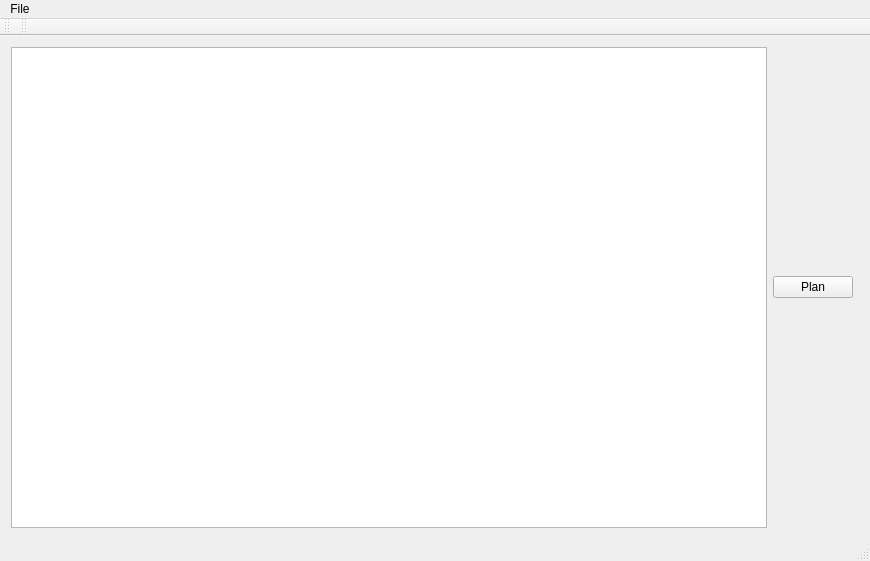
The window that pathplanningdemonstrator.ui (TangHa0/PPD) describes before a commit, drawn with Qt 5.
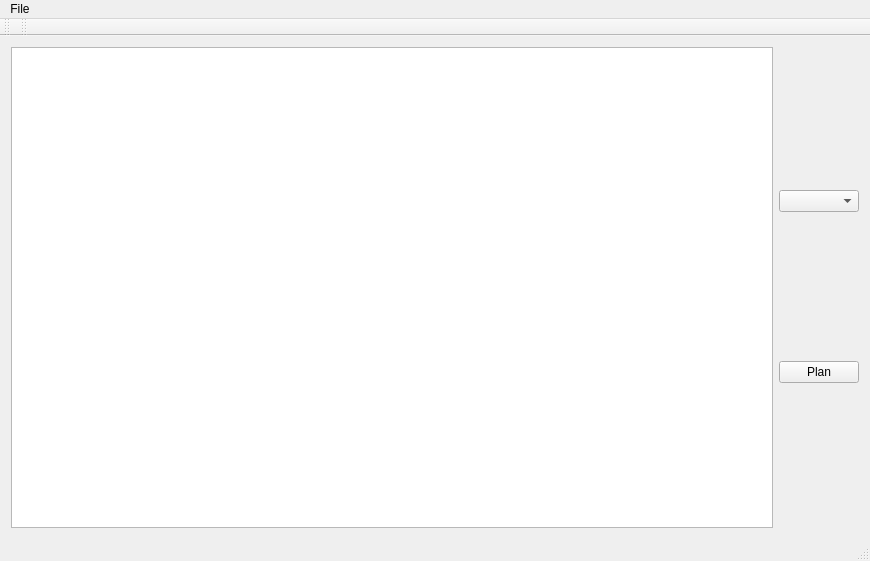
The same window after the commit.

```diff
--- a/pathplanningdemonstrator.ui
+++ b/pathplanningdemonstrator.ui
@@ -16,7 +16,7 @@
   <widget class="QWidget" name="centralWidget">
    <layout class="QHBoxLayout" name="horizontalLayout">
     <item>
-     <layout class="QHBoxLayout" name="horizontalLayout_2" stretch="1,0,0">
+     <layout class="QHBoxLayout" name="horizontalLayout_2" stretch="1,0">
       <item>
        <widget class="QGraphicsView" name="graphics_view">
         <property name="dragMode">
@@ -25,21 +25,18 @@
        </widget>
       </item>
       <item>
-       <widget class="QPushButton" name="pushButton">
+       <layout class="QVBoxLayout" name="verticalLayout">
+        <item>
+         <widget class="QComboBox" name="planner_box"/>
+        </item>
+        <item>
+         <widget class="QPushButton" name="plan_utton">
         <property name="text">
          <string>Plan</string>
         </property>
        </widget>
       </item>
-      <item>
-       <widget class="QFrame" name="frame">
-        <property name="frameShape">
-         <enum>QFrame::StyledPanel</enum>
-        </property>
-        <property name="frameShadow">
-         <enum>QFrame::Raised</enum>
-        </property>
-       </widget>
+       </layout>
       </item>
      </layout>
     </item>
```
Lines whose indentation alone changed are shown as unchanged.
